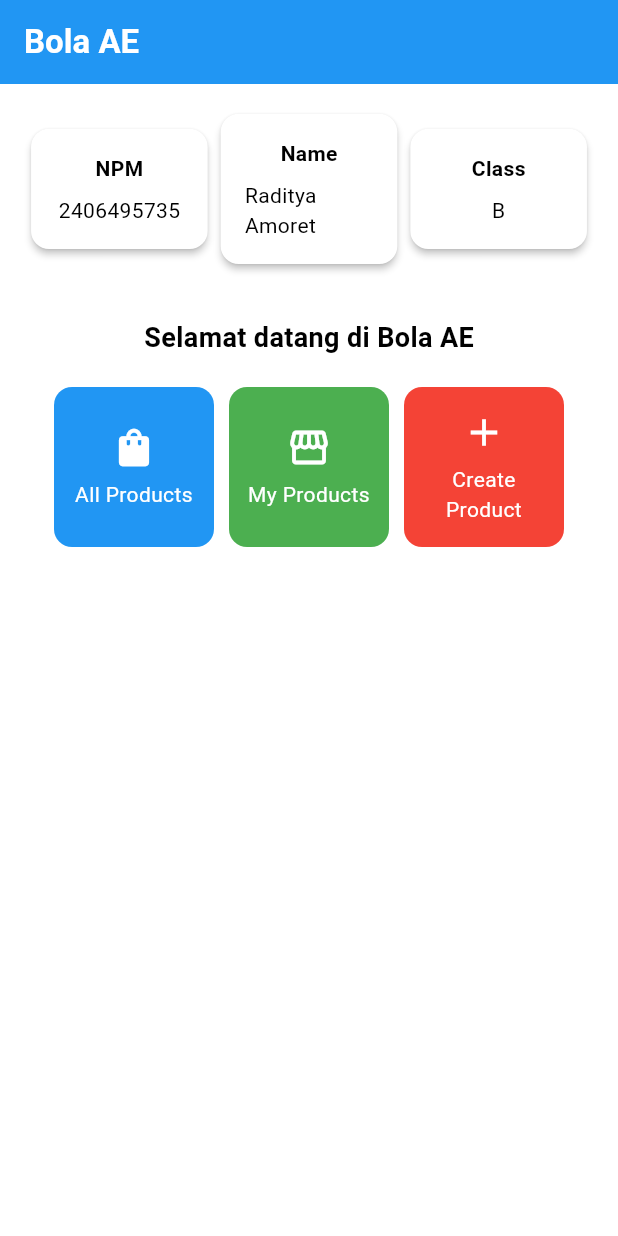
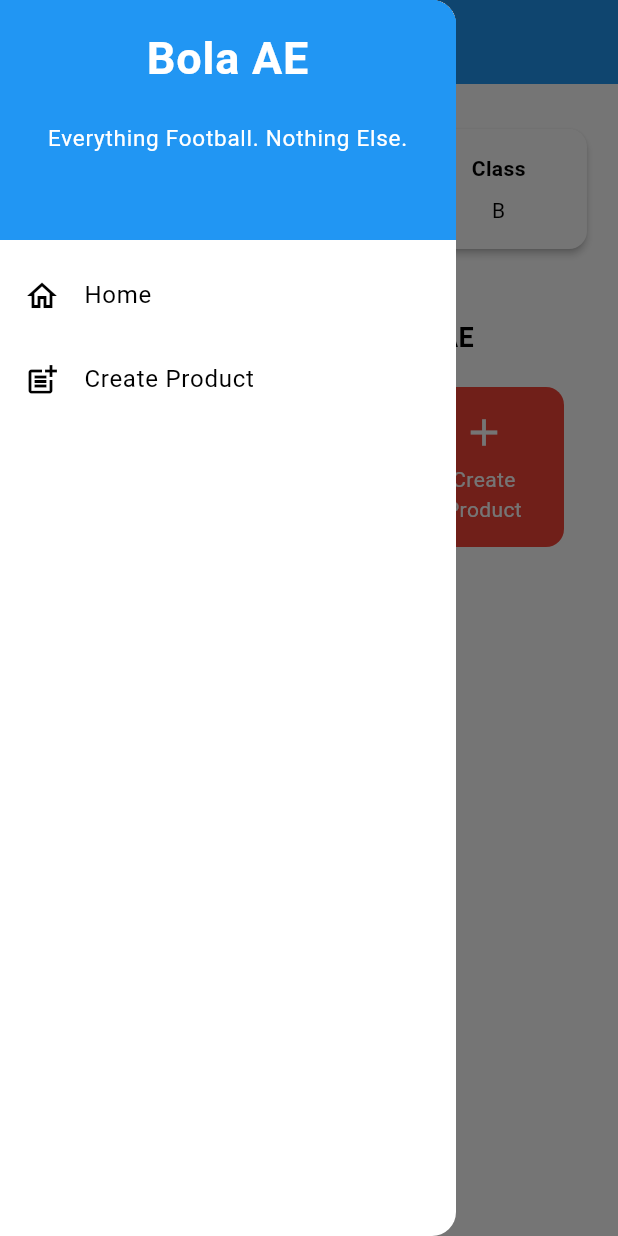
Before and after one commit to awokawok2/bola-ae, a Flutter app: the screen it shows after launch, with the side drawer open (before the commit the screen has no drawer), on a phone screen of 412 x 824 dp. Run offline on Flutter 3.47's test engine with Material 3 defaults, Android fonts, the light colour scheme and no system bars.

Commit message:
Tutorial 8 Selesai

```diff
--- a/lib/menu.dart
+++ b/lib/screens/menu.dart
@@ -1,4 +1,6 @@
 import 'package:flutter/material.dart';
+import 'package:bola_ae/widgets/left_drawer.dart';
+import 'package:bola_ae/widgets/add_product.dart';
 
 class MyHomePage extends StatelessWidget {
   MyHomePage({super.key});
@@ -26,6 +28,7 @@
         ),
         backgroundColor: Theme.of(context).colorScheme.primary,
       ),
+      drawer: const LeftDrawer(),
       body: Padding(
         padding: const EdgeInsets.all(16.0),
         child: Column(
@@ -119,11 +122,20 @@
       borderRadius: BorderRadius.circular(12),
       child: InkWell(
         onTap: () {
+          if (item.name == "Create Product"){
+            Navigator.push(
+              context,
+              MaterialPageRoute(
+                builder: (context) => const AddProductPage(),
+              ),
+            );
+          } else {
           ScaffoldMessenger.of(context)
             ..hideCurrentSnackBar()
             ..showSnackBar(
               SnackBar(content: Text("Kamu telah menekan tombol ${item.name}!")),
             );
+          }
         },
         child: Container(
           padding: const EdgeInsets.all(8),
--- /dev/null
+++ b/lib/widgets/left_drawer.dart
@@ -0,0 +1,71 @@
+import 'package:flutter/material.dart';
+import 'package:bola_ae/screens/menu.dart';
+import 'package:bola_ae/widgets/add_product.dart';
+
+class LeftDrawer extends StatelessWidget {
+  const LeftDrawer({super.key});
+
+  @override
+  Widget build(BuildContext context) {
+    return Drawer(
+      child: ListView(
+        children: [
+          const DrawerHeader(
+            decoration: BoxDecoration(
+              color: Colors.blue,
+            ),
+            child: Column(
+              children: [
+                Text(
+                  'Bola AE',
+                  textAlign: TextAlign.center,
+                  style: TextStyle(
+                    fontSize: 30,
+                    fontWeight: FontWeight.bold,
+                    color: Colors.white,
+                  ),
+                ),
+                Padding(padding: EdgeInsets.all(10)),
+                Text("Everything Football. Nothing Else.",
+                    // TODO: Tambahkan gaya teks dengan center alignment, font ukuran 15, warna putih, dan weight biasa
+                    textAlign: TextAlign.center,
+                    style: TextStyle(
+                      fontSize: 15,
+                      color: Colors.white,
+                      fontWeight: FontWeight.normal,
+                    ),
+                  ),
+              ],
+            ),
+          ),
+          // Bagian routing
+          ListTile(
+            leading: const Icon(Icons.home_outlined),
+            title: const Text('Home'),
+            // Bagian redirection ke MyHomePage
+            onTap: () {
+              Navigator.pushReplacement(
+                  context,
+                  MaterialPageRoute(
+                    builder: (context) => MyHomePage(),
+                  ));
+            },
+          ),
+          ListTile(
+            leading: const Icon(Icons.post_add),
+            title: const Text('Create Product'),
+            // Bagian redirection ke NewsFormPage
+            onTap: () {
+              Navigator.pushReplacement(
+                context,
+                MaterialPageRoute(
+                  builder: (context) => const AddProductPage(),
+                ),
+              );
+            },
+          ),
+        ],
+      ),
+    );
+  }
+}
```
Also changed, not shown: lib/main.dart (+1 -16 lines), lib/widgets/add_product.dart (added, +206 -0 lines), 1 other file.
